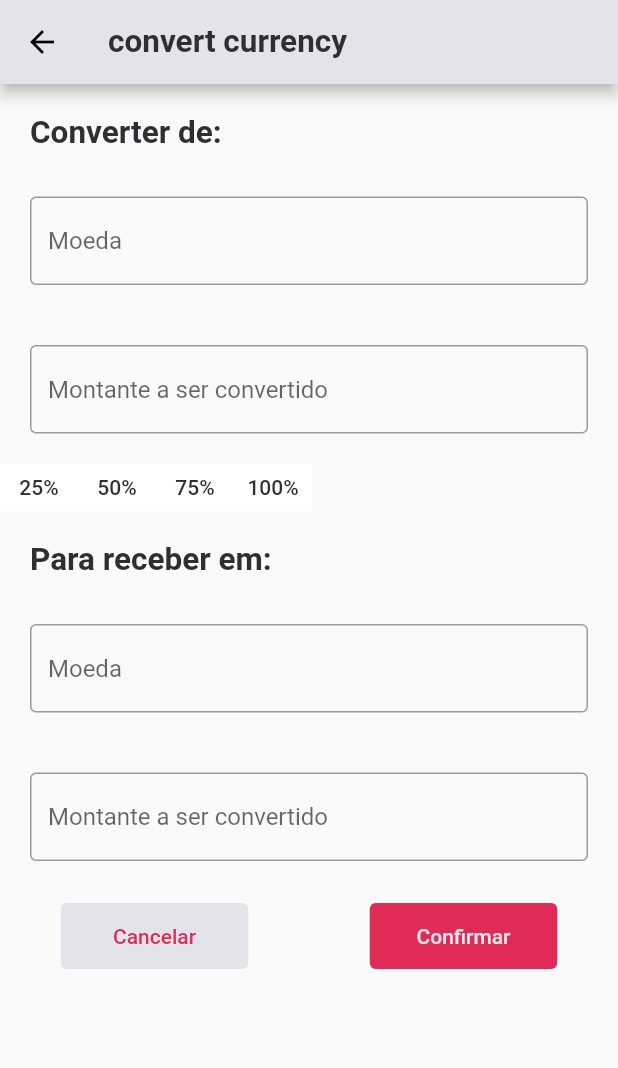
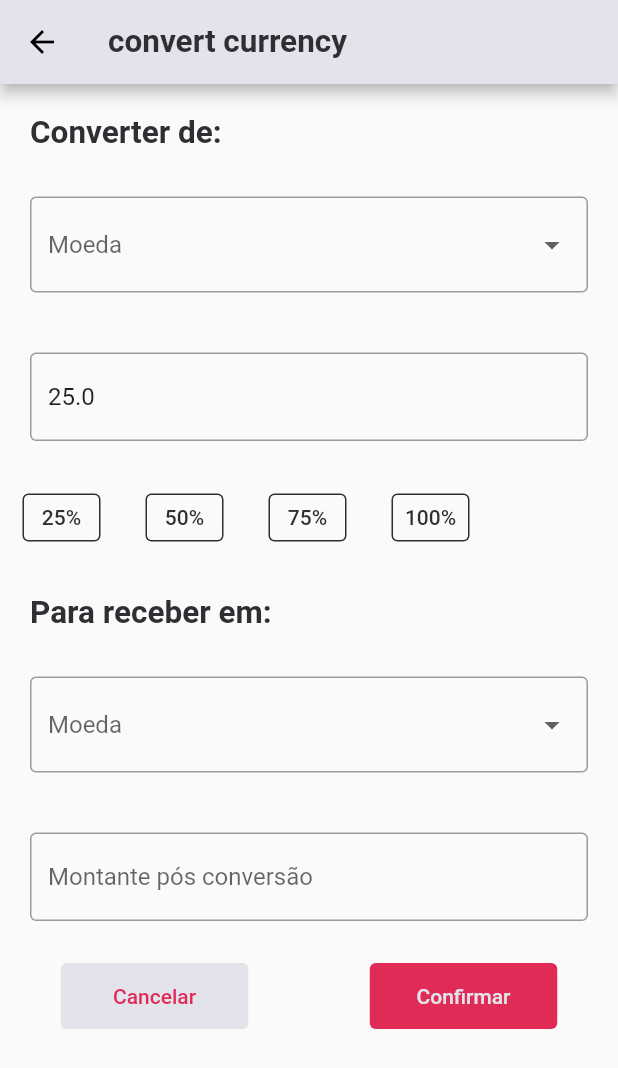
Before and after one commit to CamileBarros/ListagemCrypto, a Flutter app: the CurrencyConvertionPage screen opened directly, after a tap on an icon or button, on a phone screen of 412 x 824 dp. Shown: the top 1068 px of the screen. Run offline on Flutter 3.47's test engine with Material 2 defaults, Android fonts, the phone set to English and light mode, and no system bars; our stand-ins replace charts_flutter, google_fonts; generated files the repository leaves out were written again.

Commit message:
adjust of layout and started logic

```diff
--- a/lib/screens/currency_convertion/currency_convertion_page.dart
+++ b/lib/screens/currency_convertion/currency_convertion_page.dart
@@ -1,15 +1,39 @@
 import 'package:flutter/material.dart';
 import 'package:listagem_crypto/data_source/data_button_percent.dart';
+import 'package:listagem_crypto/data_source/data_list_wallet.dart';
 import 'package:listagem_crypto/shared/themes/app_colors.dart';
 import 'package:listagem_crypto/shared/themes/app_text_style.dart';
 import 'package:flutter_gen/gen_l10n/app_localizations.dart';
 
-class CurrencyConvertionPage extends StatelessWidget {
+class CurrencyConvertionPage extends StatefulWidget {
   const CurrencyConvertionPage({Key? key}) : super(key: key);
+
+  @override
+  State<CurrencyConvertionPage> createState() => _CurrencyConvertionPageState();
+}
+
+class _CurrencyConvertionPageState extends State<CurrencyConvertionPage> {
+  String? selectedValue;
+  bool click = false;
+
+  final myController = TextEditingController();
+  int x = 100;
+  double y = 1;
+
+  @override
+  void dispose() {
+    myController.dispose();
+    super.dispose();
+  }
 
   @override
   Widget build(BuildContext context) {
     final percent = DataButtonPercent().percent;
+    final containerDatas = DatasListWallet().containerDatas;
+
+    void _clicked(bool clicked) {
+      setState(() => click = clicked);
+    }
 
     return Scaffold(
         appBar: AppBar(
@@ -28,47 +52,63 @@ class CurrencyConvertionPage extends StatelessWidget {
                 style: TextStyles.titleText,
               ),
             ),
-            const Padding(
-              padding: EdgeInsets.symmetric(horizontal: 20, vertical: 20),
-              child: TextField(
-                decoration: InputDecoration(
-                  border: OutlineInputBorder(),
-                  hintText: 'Moeda',
-                ),
+            Padding(
+              padding: const EdgeInsets.symmetric(horizontal: 20, vertical: 20),
+              child: DropdownButtonFormField(
+                decoration: const InputDecoration(border: OutlineInputBorder()),
+                hint: const Text('Moeda'),
+                items: containerDatas.map((e) {
+                  return DropdownMenuItem(
+                    child: Text(e.nameCrypto),
+                    value: e.nameCrypto,
+                  );
+                }).toList(),
+                onChanged: (String? newValue) {
+                  setState(() {
+                    selectedValue = newValue!;
+                  });
+                },
               ),
             ),
-            const Padding(
-              padding: EdgeInsets.symmetric(horizontal: 20, vertical: 20),
+            Padding(
+              padding: const EdgeInsets.symmetric(horizontal: 20, vertical: 20),
               child: TextField(
-                decoration: InputDecoration(
+                controller: myController,
+                decoration: const InputDecoration(
                   border: OutlineInputBorder(),
                   hintText: 'Montante a ser convertido',
                 ),
+                keyboardType: TextInputType.number,
               ),
             ),
             Row(
+              mainAxisAlignment: MainAxisAlignment.start,
               children: [
                 ...percent.map((e) => Row(
                       children: [
                         Padding(
-                          padding: const EdgeInsets.all(0),
+                          padding: const EdgeInsets.all(15),
                           child: SizedBox(
                             height: 32,
                             width: 52,
-                            child: DecoratedBox(
-                              decoration: BoxDecoration(
-                                  borderRadius: BorderRadius.circular(36)),
-                              child: Container(
-                                decoration:
-                                    const BoxDecoration(color: Colors.white),
-                                child: TextButton(
-                                    style: TextButton.styleFrom(
-                                        primary: AppColors.textPrimary,
-                                        onSurface: Colors.blueGrey),
-                                    onPressed: () {},
-                                    child: Text(e.percent + "%")),
-                              ),
-                            ),
+                            child: TextButton(
+                                style: TextButton.styleFrom(
+                                    side: const BorderSide(
+                                        color: AppColors.textPrimary, width: 1),
+                                    primary: AppColors.textPrimary,
+                                    onSurface: Colors.blueGrey),
+                                onPressed: () {
+                                  setState(() {
+                                    _clicked(!click);
+                                    click
+                                        ? myController.text =
+                                            ((x / 100) * e.numPercent)
+                                                .toString()
+                                        : Error();
+                                  });
+                                  print(myController.text);
+                                },
+                                child: Text(e.percent + "%")),
                           ),
                         )
                       ],
@@ -82,13 +122,22 @@ class CurrencyConvertionPage extends StatelessWidget {
                 style: TextStyles.titleText,
               ),
             ),
-            const Padding(
-              padding: EdgeInsets.symmetric(horizontal: 20, vertical: 20),
-              child: TextField(
-                decoration: InputDecoration(
-                  border: OutlineInputBorder(),
-                  hintText: 'Moeda',
-                ),
+            Padding(
+              padding: const EdgeInsets.symmetric(horizontal: 20, vertical: 20),
+              child: DropdownButtonFormField(
+                decoration: const InputDecoration(border: OutlineInputBorder()),
+                hint: const Text('Moeda'),
+                items: containerDatas.map((e) {
+                  return DropdownMenuItem(
+                    child: Text(e.nameCrypto),
+                    value: e.nameCrypto,
+                  );
+                }).toList(),
+                onChanged: (String? newValue) {
+                  setState(() {
+                    selectedValue = newValue!;
+                  });
+                },
               ),
             ),
             const Padding(
@@ -96,8 +145,9 @@ class CurrencyConvertionPage extends StatelessWidget {
               child: TextField(
                 decoration: InputDecoration(
                   border: OutlineInputBorder(),
-                  hintText: 'Montante a ser convertido',
+                  hintText: 'Montante pós conversão',
                 ),
+                keyboardType: TextInputType.number,
               ),
             ),
             Row(
@@ -115,7 +165,7 @@ class CurrencyConvertionPage extends StatelessWidget {
                                 primary: AppColors.brandPrimary,
                                 backgroundColor: AppColors.primary,
                                 onSurface: AppColors.statusNeg),
-                            child: Text('Cancelar'),
+                            child: const Text('Cancelar'),
                             onPressed: () {
                               Navigator.push(
                                   context,
@@ -139,7 +189,7 @@ class CurrencyConvertionPage extends StatelessWidget {
                                 primary: AppColors.primary,
                                 backgroundColor: AppColors.brandPrimary,
                                 onSurface: AppColors.statusNeg),
-                            child: Text('Confirmar'),
+                            child: const Text('Confirmar'),
                             onPressed: () {
                               Navigator.push(
                                   context,
--- a/pubspec.yaml
+++ b/pubspec.yaml
@@ -41,6 +41,7 @@ dependencies:
   google_fonts: ^2.3.1
   provider: ^6.0.2
   charts_flutter: ^0.12.0
+  select_form_field: "^2.2.0"
 
 
 dev_dependencies:
```
Also changed, not shown: pubspec.lock.
